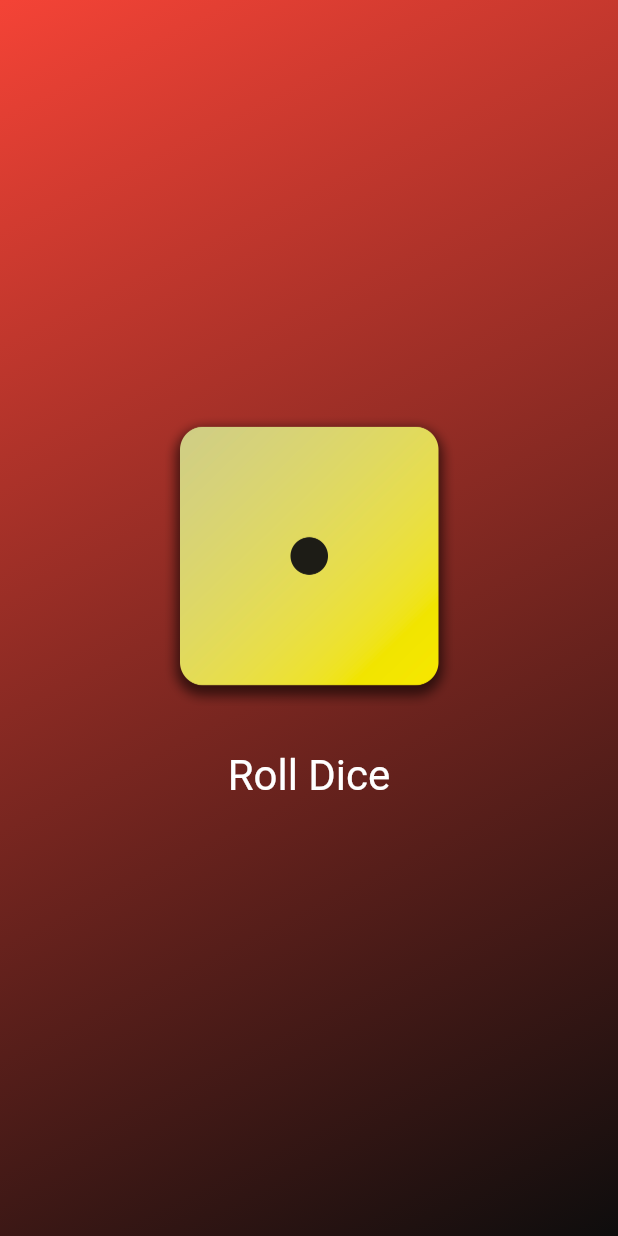
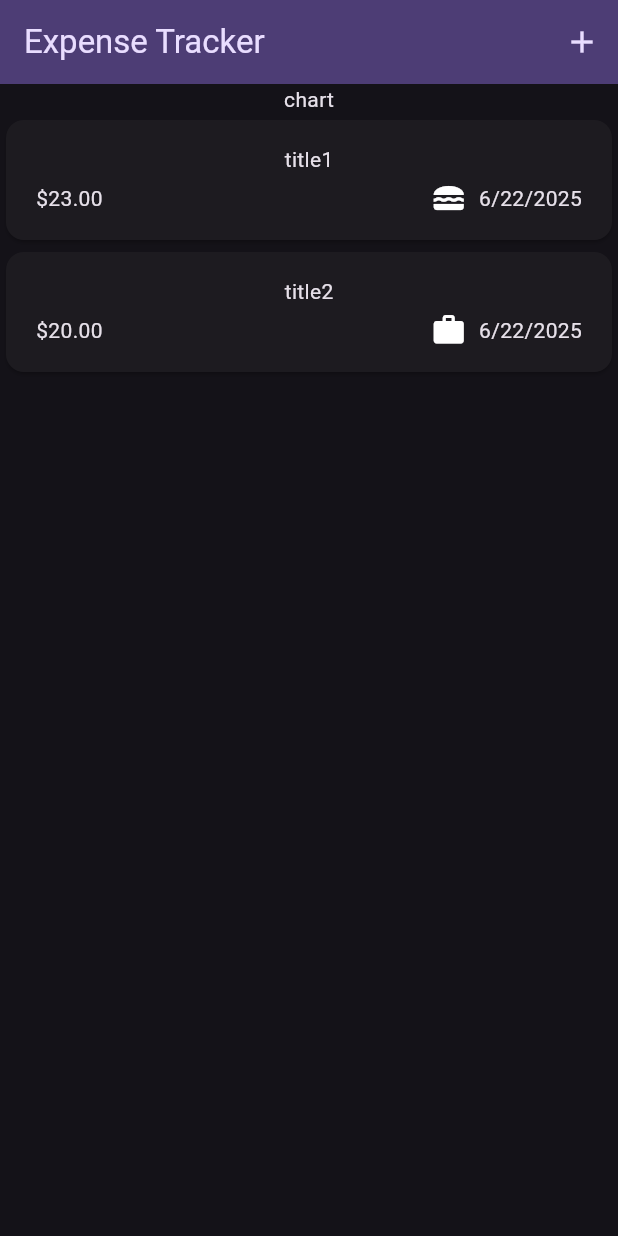
Before and after one commit to Komal40/Flutter_basics, a Flutter app: the screen it shows after launch, on a phone screen of 412 x 824 dp. Run offline on Flutter 3.47's test engine with Material 3 defaults, Android fonts, the phone set to English and light mode, and no system bars.

Commit message:
expense tracker app

```diff
--- /dev/null
+++ b/lib/expensetracker/models/expense.dart
@@ -0,0 +1,48 @@
+import 'package:uuid/uuid.dart';
+import 'package:flutter/material.dart';
+import 'package:intl/intl.dart';
+
+final uuid=Uuid();
+final formatter=DateFormat.yMd();
+enum Category {food, travel, leisure, work}
+
+const categoryIcons={
+  Category.food:Icons.lunch_dining,
+  Category.travel:Icons.flight_takeoff,
+  Category.leisure:Icons.movie,
+  Category.work:Icons.work
+};
+
+class Expense {
+
+  Expense({required this.title, required this.amount, required this.date, required this.category}) : id=uuid.v4();
+
+  final String id;
+  final String title;
+  final int amount;
+  final DateTime date;
+  final Category category;
+
+  String get formattedDate{
+    return formatter.format(date);
+  }
+}
+
+
+class ExpenseBucket{
+
+  const ExpenseBucket({required this.expenses, required this.category});
+
+  ExpenseBucket.forCategory({required List<Expense> allExpenses, required this.category}) : expenses =allExpenses.where((ele)=>ele.category==category).toList();
+
+  final Category category;
+  final List<Expense> expenses;
+
+  int get totalSum{
+    int sum=0;
+    for(final expense in expenses){
+      sum+=expense.amount;
+    }
+    return sum;
+  }
+}
--- /dev/null
+++ b/lib/expensetracker/widgets/expense_list/expense_item.dart
@@ -0,0 +1,36 @@
+import 'package:first_app/expensetracker/models/expense.dart';
+import 'package:flutter/material.dart';
+
+class ExpenseItem extends StatelessWidget{
+  const ExpenseItem(this.expense, {super.key});
+
+  final Expense expense;
+
+  @override
+  Widget build(BuildContext context) {
+    return Card(child: Padding(
+      padding: const EdgeInsets.symmetric(
+        horizontal: 20,
+        vertical: 16,
+      ),
+      child: Column(
+        children: [
+          Text(expense.title),
+          SizedBox(height: 4,),
+          Row(children: [
+            Text('\$${expense.amount.toStringAsFixed(2)}'),
+            Spacer(),
+            Row(
+              children: [
+                Icon(categoryIcons[expense.category]),
+                SizedBox(width: 8,),
+                Text(expense.formattedDate),
+              ],
+            ),
+          ],)
+        ],
+      ),
+    ),);
+  }
+
+}
--- /dev/null
+++ b/lib/expensetracker/widgets/expense_list/expense_list.dart
@@ -0,0 +1,22 @@
+import 'package:first_app/expensetracker/models/expense.dart';
+import 'package:first_app/expensetracker/widgets/expense_list/expense_item.dart';
+import 'package:flutter/material.dart';
+
+class ExpenseList extends StatelessWidget {
+  const ExpenseList({super.key, required this.expenses, required this.onRemoveExpense});
+
+  final List<Expense> expenses;
+  final void Function(Expense expense) onRemoveExpense;
+
+  @override
+  Widget build(BuildContext context) {
+    return ListView.builder(
+      itemCount: expenses.length,
+      itemBuilder: (ctx, index) => Dismissible(
+        onDismissed: (direction){
+          onRemoveExpense(expenses[index]);
+        },
+        key: ValueKey(expenses[index]), child: ExpenseItem(expenses[index])),
+    );
+  }
+}
--- /dev/null
+++ b/lib/expensetracker/widgets/expenses.dart
@@ -0,0 +1,79 @@
+import 'package:first_app/expensetracker/widgets/expense_list/expense_list.dart';
+import 'package:first_app/expensetracker/models/expense.dart';
+import 'package:first_app/expensetracker/widgets/new_expense.dart';
+import 'package:flutter/material.dart';
+
+class Expenses extends StatefulWidget {
+  const Expenses({super.key});
+
+  @override
+  State<Expenses> createState() {
+    return _ExpensesState();
+  }
+}
+
+class _ExpensesState extends State<Expenses> {
+
+
+  void _overlaymodal(){
+    showModalBottomSheet(
+      context: context,
+      isScrollControlled: true,
+      builder: (ctx) => NewExpense(onAddExpense: _addExpense,));
+  }
+
+  final List<Expense> _registeredExpenses=[
+    Expense(title: 'title1', amount: 23, date: DateTime.now(), category: Category.food),
+    Expense(title: 'title2', amount: 20, date: DateTime.now(), category: Category.work)
+  ];
+
+
+
+  void _addExpense(Expense expense){
+    setState(() {
+      _registeredExpenses.add(expense);
+    });
+  }
+
+  void _removeExpense(Expense expense){
+    final index=_registeredExpenses.indexOf(expense);
+
+    setState(() {
+      _registeredExpenses.remove(expense);
+    });
+    //for performing undo operation
+    ScaffoldMessenger.of(context).clearSnackBars();
+   ScaffoldMessenger.of(context).showSnackBar(
+      SnackBar(
+        content: Text("Expense Deleted"),
+        duration: Duration(seconds: 3),
+        action: SnackBarAction(label: "Undo",
+        onPressed: (){
+          setState(() {
+            _registeredExpenses.insert(index, expense);
+          });
+        }),
+        ),
+    );
+  }
+
+  @override
+  Widget build(BuildContext context) {
+  Widget mainContent=Center(child: Text("No expense found"),);
+    if(_registeredExpenses.isNotEmpty){
+      mainContent= Expanded(child: ExpenseList(expenses: _registeredExpenses, onRemoveExpense: _removeExpense,));
+  }
+    return Scaffold(
+      appBar: AppBar(
+        title: Text("Expense Tracker"),
+        actions: [
+        IconButton(onPressed: _overlaymodal, icon: Icon(Icons.add)),
+      ],),
+      body: Column(
+      children: [
+      Text("chart"),
+      mainContent,
+      ]),
+    );
+  }
+}
--- a/lib/main.dart
+++ b/lib/main.dart
@@ -1,18 +1,58 @@
+import 'package:first_app/expensetracker/widgets/expenses.dart';
+// import 'package:first_app/quizapp/quiz.dart';
 import 'package:flutter/material.dart';
-import 'package:first_app/src/gradient_container.dart';
+// import 'package:first_app/src/gradient_container.dart';
 
-void main() {
-  runApp(const MyApp());
+// void main() {
+//   runApp(const MyApp());
+// }
+
+//dice app
+// class MyApp extends StatelessWidget {
+//   const MyApp({super.key});
+
+//   @override
+//   Widget build(BuildContext context) {
+//     return MaterialApp(home:Scaffold(
+//       backgroundColor: Colors.blue,
+//       body: GradientColour(const Color.fromARGB(255, 14, 13, 13), Colors.red)
+//     ));
+//   }
+// }
+
+void main(){
+  runApp(MyApp());
 }
 
-class MyApp extends StatelessWidget {
+//quiz app
+// class MyApp extends StatelessWidget{
+//   const MyApp({super.key});
+//   @override
+//   Widget build(BuildContext context){
+//     return Quiz();
+//   }
+// }
+
+
+
+var kColorScheme=ColorScheme.fromSeed(seedColor: Color.fromARGB(255, 96, 59, 181));
+class MyApp extends StatelessWidget{
   const MyApp({super.key});
+  @override
+  Widget build(BuildContext context){
+    return MaterialApp(
+      // theme: ThemeData(useMaterial3: true),
+      theme: ThemeData.dark().copyWith(
+      useMaterial3: true,
+      // scaffoldBackgroundColor: Colors.red,
+      // colorScheme: kColorScheme,
+      appBarTheme: AppBarTheme().copyWith(
+        backgroundColor: kColorScheme.onPrimaryContainer,
+        foregroundColor: kColorScheme.primaryContainer
+      ),
 
-  @override
-  Widget build(BuildContext context) {
-    return MaterialApp(home:Scaffold(
-      backgroundColor: Colors.blue,
-      body: GradientColour(const Color.fromARGB(255, 14, 13, 13), Colors.red)
-    ));
+       ),
+      home: Expenses()
+    );
   }
 }
--- /dev/null
+++ b/lib/quizapp/quiz.dart
@@ -0,0 +1,38 @@
+import 'package:first_app/quizapp/question_screen.dart';
+import 'package:flutter/material.dart';
+import 'package:first_app/quizapp/start_screen.dart';
+
+class Quiz extends StatefulWidget{
+
+  const Quiz({super.key});
+  @override
+  State<Quiz> createState() {
+    return _QuizState();
+  }
+}
+
+class _QuizState extends State<Quiz>{
+
+  var activeScreen='start';
+
+  void changeScreen(){
+    setState(() {
+      activeScreen='change';
+    });
+  }
+
+@override
+  Widget build(BuildContext context){
+    Widget screenWidget = StartScreen(changeScreen);
+    if(activeScreen=='change'){
+      screenWidget=QuestionScreen();
+    }
+
+    return MaterialApp(
+      home: Scaffold(
+        backgroundColor: Colors.deepPurple,
+        body: screenWidget,
+      )
+    );
+  }
+}
--- a/pubspec.yaml
+++ b/pubspec.yaml
@@ -34,6 +34,8 @@ dependencies:
   # The following adds the Cupertino Icons font to your application.
   # Use with the CupertinoIcons class for iOS style icons.
   cupertino_icons: ^1.0.8
+  uuid: ^4.5.1
+  intl: ^0.20.2
 
 dev_dependencies:
   flutter_test:
```
Also changed, not shown: lib/expensetracker/widgets/new_expense.dart (added, +144 -0 lines), lib/quizapp/question_screen.dart (added, +21 -0 lines), lib/quizapp/start_screen.dart (added, +25 -0 lines), assets/images/diceimages/quiz-logo.png (added), pubspec.lock.
